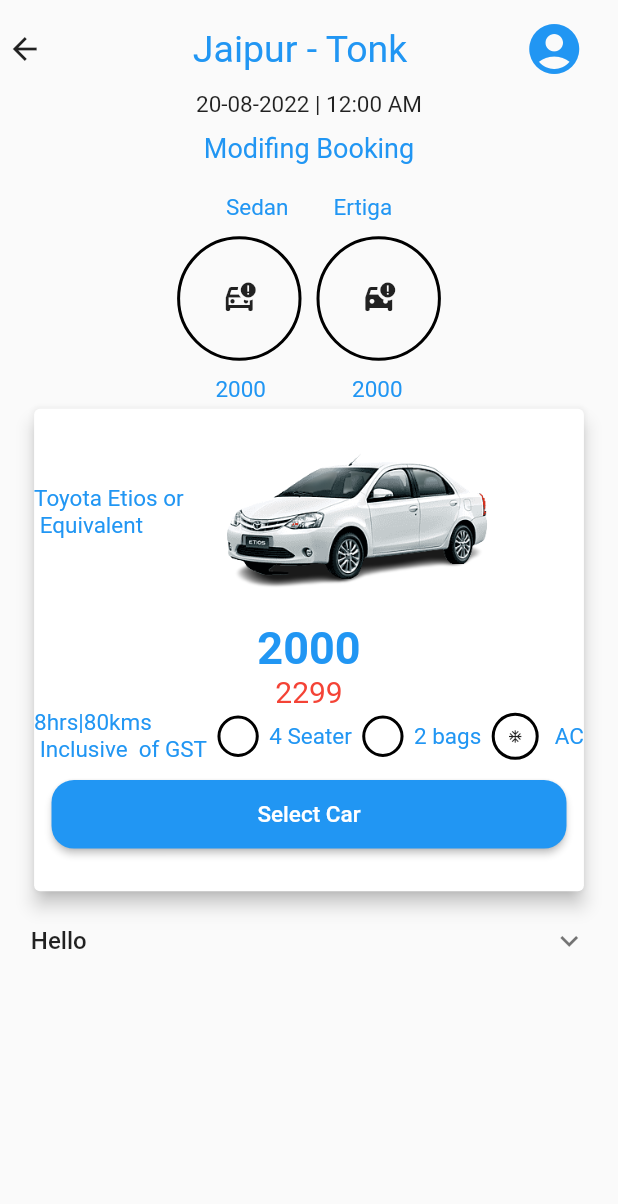
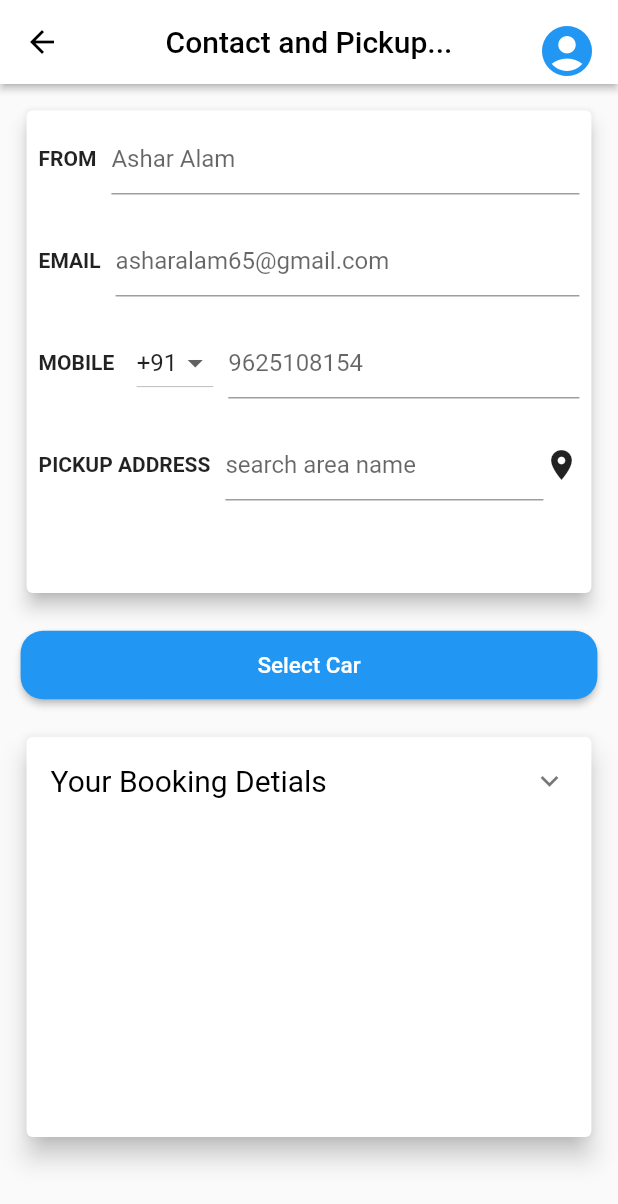
Before and after one commit to ashar-alam/car_rental, a Flutter app: the OneWay screen opened directly, after a tap on "Select Car", on a phone screen of 412 x 824 dp. Shown: the top 1204 px of the screen. Run offline on Flutter 3.47's test engine with Material 2 defaults, Android fonts, the phone set to English and light mode, and no system bars.

Commit message:
Contact And PickUp Screen

```diff
--- /dev/null
+++ b/lib/screens/contactPickUp.dart
@@ -0,0 +1,230 @@
+import 'package:car_rental/utils/StringManager.dart';
+import 'package:flutter/material.dart';
+
+import '../utils/utils.dart';
+import '../widgets/AppBarView.dart';
+import '../widgets/iconButton.dart';
+import '../widgets/textFormFeild.dart';
+
+class MyContactAndPickup extends StatefulWidget {
+  const MyContactAndPickup({Key? key}) : super(key: key);
+
+  @override
+  State<MyContactAndPickup> createState() => _MyContactAndPickupState();
+}
+
+class _MyContactAndPickupState extends State<MyContactAndPickup> {
+  String dropdownvalue = '+91';
+  @override
+  Widget build(BuildContext context) {
+    return Scaffold(
+      appBar: AppBarView().appBar(
+        context,
+        title: StringManager.title,
+        actions: [
+          GestureDetector(
+            onTap: () {
+              // Navigator.pushNamed(context, Routes.profile);
+            },
+            child: Container(
+              padding: EdgeInsets.all(Utils.getWidth(context) / 90.0),
+              decoration: BoxDecoration(
+                shape: BoxShape.circle,
+                border: Border.all(
+                  color: Colors.transparent,
+                  width: 1.5,
+                ),
+              ),
+              child: const MyIconButton(),
+            ),
+          ),
+        ],
+      ),
+      body: Container(
+        padding: EdgeInsets.all(Utils.getWidth(context) / 30.0),
+        child: SingleChildScrollView(
+          child: Column(
+            children: [
+              SizedBox(
+                width: Utils.getWidth(context) / 1,
+                height: Utils.getHeight(context) / 2.5,
+                child: Card(
+                  elevation: 5,
+                  child: Padding(
+                    padding: const EdgeInsets.all(8.0),
+                    child: Form(
+                      child: Column(
+                        children: [
+                          Row(
+                            mainAxisAlignment: MainAxisAlignment.spaceAround,
+                            children: [
+                              const Text(
+                                StringManager.from,
+                                style: TextStyle(fontWeight: FontWeight.bold),
+                              ),
+                              const SizedBox(
+                                width: 10,
+                              ),
+                              MyTextFormFeild(
+                                title: 'Ashar Alam',
+                              ),
+                            ],
+                          ),
+                          const SizedBox(
+                            height: 20,
+                          ),
+                          Row(
+                            mainAxisAlignment: MainAxisAlignment.center,
+                            children: [
+                              const Text(
+                                StringManager.email,
+                                style: TextStyle(fontWeight: FontWeight.bold),
+                              ),
+                              const SizedBox(
+                                width: 10,
+                              ),
+                              MyTextFormFeild(
+                                title: 'asharalam65@gmail.com',
+                              ),
+                            ],
+                          ),
+                          const SizedBox(
+                            height: 20,
+                          ),
+                          Row(
+                            children: [
+                              const Text(
+                                StringManager.mobile,
+                                style: TextStyle(fontWeight: FontWeight.bold),
+                              ),
+                              const SizedBox(
+                                width: 15,
+                              ),
+                              DropdownButton<String>(
+                                value: dropdownvalue,
+                                items: const [
+                                  DropdownMenuItem(
+                                      value: "+91", child: Text("+91")),
+                                  DropdownMenuItem(
+                                      value: "+95", child: Text("+95")),
+                                  DropdownMenuItem(
+                                      value: "+93", child: Text("+93")),
+                                ],
+                                onChanged: (String? newValue) {
+                                  setState(() {
+                                    dropdownvalue = newValue!;
+                                  });
+                                },
+                              ),
+                              const SizedBox(
+                                width: 10,
+                              ),
+                              MyTextFormFeild(
+                                title: '9625108154',
+                              ),
+                            ],
+                          ),
+                          const SizedBox(
+                            height: 20,
+                          ),
+                          Row(
+                            mainAxisAlignment: MainAxisAlignment.spaceBetween,
+                            children: [
+                              const Text(
+                                StringManager.pickupAddress,
+                                style: TextStyle(fontWeight: FontWeight.bold),
+                              ),
+                              const SizedBox(
+                                width: 10,
+                              ),
+                              MyTextFormFeild(
+                                title: 'search area name',
+                              ),
+                              const Icon(Icons.location_on),
+                            ],
+                          ),
+                        ],
+                      ),
+                    ),
+                  ),
+                ),
+              ),
+              const SizedBox(
+                height: 20,
+              ),
+              ElevatedButton(
+                style: ElevatedButton.styleFrom(
+                  shape: RoundedRectangleBorder(
+                      borderRadius: BorderRadius.circular(15)),
+                  minimumSize: Size(
+                    Utils.getWidth(context) / 1,
+                    Utils.getHeight(context) / 18,
+                  ),
+                ),
+                onPressed: () {
+                  Navigator.of(context).push(
+                    MaterialPageRoute(
+                      builder: (context) => const MyContactAndPickup(),
+                    ),
+                  );
+                },
+                child: const Text(
+                  StringManager.selectCar,
+                  style: TextStyle(fontSize: 15),
+                ),
+              ),
+              const SizedBox(
+                height: 20,
+              ),
+              SizedBox(
+                width: Utils.getWidth(context) / 1,
+                height: Utils.getHeight(context) / 3,
+                child: const Card(
+                  elevation: 7,
+                  child: ExpansionTile(
+                    title: Text(
+                      StringManager.bookingDetials,
+                      style: TextStyle(fontSize: 20.0, color: Colors.black),
+                    ),
+                    children: <Widget>[
+                      ListTile(
+                        title: Text(
+                          StringManager.pickupCity,
+                          style: TextStyle(),
+                        ),
+                      ),
+                      ListTile(
+                        title: Text(
+                          StringManager.pickupCity,
+                          style: TextStyle(),
+                        ),
+                      ),
+                      ListTile(
+                        title: Text(
+                          StringManager.pickupCity,
+                          style: TextStyle(),
+                        ),
+                      ),
+                      // ListTile(
+                      //   title: Text(
+                      //     StringManager.pickupCity,
+                      //     style: TextStyle(),
+                      //   ),
+                      // ),
+                      // ListTile(
+                      //   title: Text(
+                      //     StringManager.pickupCity,
+                      //     style: TextStyle(),
+                      //   ),
+                      // )
+                    ],
+                  ),
+                ),
+              ),
+            ],
+          ),
+        ),
+      ),
+    );
+  }
+}
--- a/lib/screens/outstation.dart/oneWay.dart
+++ b/lib/screens/outstation.dart/oneWay.dart
@@ -1,5 +1,5 @@
+import 'package:car_rental/screens/contactPickUp.dart';
 import 'package:car_rental/utils/StringManager.dart';
-import 'package:car_rental/widgets/button.dart';
 import 'package:car_rental/widgets/headText.dart';
 import 'package:flutter/material.dart';
 
@@ -26,7 +26,9 @@ class _OneWayState extends State<OneWay> {
             Flexible(
               child: Row(
                 children: const [
-                  Icon(Icons.arrow_back),
+                  Icon(
+                    Icons.arrow_back,
+                  ),
                   SizedBox(
                     width: 100,
                   ),
@@ -221,7 +223,28 @@ class _OneWayState extends State<OneWay> {
                     const SizedBox(
                       height: 10,
                     ),
-                    MyButton(title: StringManager.selectCar)
+                    // MyButton(title: StringManager.selectCar),
+                    ElevatedButton(
+                      style: ElevatedButton.styleFrom(
+                        shape: RoundedRectangleBorder(
+                            borderRadius: BorderRadius.circular(15)),
+                        minimumSize: Size(
+                          Utils.getWidth(context) / 1.2,
+                          Utils.getHeight(context) / 18,
+                        ),
+                      ),
+                      onPressed: () {
+                        Navigator.of(context).push(
+                          MaterialPageRoute(
+                            builder: (context) => const MyContactAndPickup(),
+                          ),
+                        );
+                      },
+                      child: const Text(
+                        StringManager.selectCar,
+                        style: TextStyle(fontSize: 15),
+                      ),
+                    ),
                   ],
                 ),
               ),
@@ -231,30 +254,27 @@ class _OneWayState extends State<OneWay> {
                 "Hello",
                 style: TextStyle(fontSize: 16.0, fontWeight: FontWeight.w500),
               ),
-              //   children: [
-              //     TabBar(
-              //       tabs: <Widget>[
-              //         Tab(
-              //           icon: Icon(Icons.cloud_outlined),
-              //         ),
-              //         Tab(
-              //           icon: Icon(Icons.beach_access_sharp),
-              //         ),
-              //         Tab(
-              //           icon: Icon(Icons.brightness_5_sharp),
-              //         ),
-              //       ],
-              //     ),
-              //   ],
-              //   // children:
-              //   //  <Widget>[
-              //   //   ListTile(
-              //   //     title: Text(
-              //   //       "hey",
-              //   //       style: TextStyle(fontWeight: FontWeight.w700),
-              //   //     ),
-              //   //   ),
-              //   // ],
+              children: [
+                TabBar(
+                  tabs: <Widget>[
+                    Tab(
+                      icon: Icon(Icons.cloud_outlined),
+                    ),
+                    Tab(
+                      icon: Icon(Icons.beach_access_sharp),
+                    ),
+                    Tab(
+                      icon: Icon(Icons.brightness_5_sharp),
+                    ),
+                  ],
+                ),
+                ListTile(
+                  title: Text(
+                    "hey",
+                    style: TextStyle(fontWeight: FontWeight.w700),
+                  ),
+                ),
+              ],
             ),
           ],
         ),
--- a/lib/utils/StringManager.dart
+++ b/lib/utils/StringManager.dart
@@ -39,4 +39,19 @@ class StringManager {
   static const String rent = ' 2000 ';
   static const String carName = 'Toyota Etios or \n Equivalent';
   static const String timeKm = '8hrs|80kms \n Inclusive  of GST';
+  // ContactAndPickup Screen
+  static const String title = 'Contact and Pickup...';
+  static const String pickupAddress = 'PICKUP ADDRESS';
+  static const String proceed = 'Proceed';
+  static const String bookingDetials = 'Your Booking Detials';
+  static const String pickupCity = 'Pickup City';
+  static const String tripType = 'Trip Type';
+  static const String pickupDateTime = 'Pick Up Date and Time:';
+  static const String careType = 'Car Type';
+  static const String totalFare = 'Total Fare';
+
+
+
+
+
 }
--- a/lib/widgets/AppBarView.dart
+++ b/lib/widgets/AppBarView.dart
@@ -1,23 +1,27 @@
+// ignore: file_names
 import 'package:flutter/material.dart';
 
 class AppBarView {
   PreferredSizeWidget? appBar(BuildContext context,
       {double elevation = 2.0,
+      String? title,
       bool centerTitle = true,
       List<Widget>? actions}) {
     return AppBar(
       elevation: elevation,
       centerTitle: centerTitle,
       backgroundColor: Colors.white,
-      iconTheme: const IconThemeData(
-          color: Colors.white),
+      iconTheme: const IconThemeData(color: Colors.black),
       flexibleSpace: Container(
-        decoration: const BoxDecoration(
-            ),
+        decoration: const BoxDecoration(),
       ),
       title: Row(
         mainAxisSize: MainAxisSize.min,
-        children: const [
+        children: [
+          Text(
+            title ?? "",
+            style: const TextStyle(color: Colors.black),
+          ),
         ],
       ),
       actions: actions,
```
